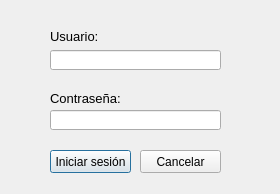
Old version of the form login.ui in the repository fernandusxd1/Informatica_Avanzada.
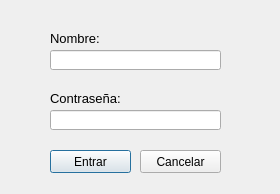
New version of the form.

```diff
--- a/login.ui
+++ b/login.ui
@@ -62,8 +62,8 @@
     <rect>
      <x>50</x>
      <y>30</y>
-     <width>47</width>
-     <height>13</height>
+     <width>51</width>
+     <height>16</height>
     </rect>
    </property>
    <property name="font">
@@ -72,7 +72,7 @@
     </font>
    </property>
    <property name="text">
-    <string>Usuario:</string>
+    <string>Nombre:</string>
    </property>
   </widget>
   <widget class="QPushButton" name="Boton_Login">
@@ -85,7 +85,7 @@
     </rect>
    </property>
    <property name="text">
-    <string>Iniciar sesión</string>
+    <string>Entrar</string>
    </property>
   </widget>
   <widget class="QPushButton" name="Boton_Cancel">
```
